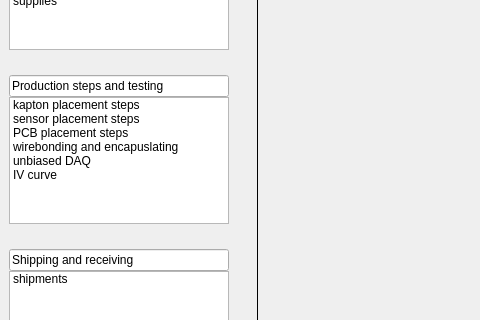
The window that main_ui/mainwindow.ui (IncandelaLab/SharedUI) describes before a commit, drawn with Qt 5; both pictures show x 0 to 480 and y 136 to 456 of the 1366 by 858 pixel window.
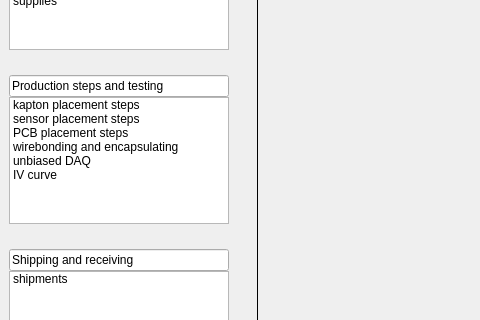
The same window after the commit.

Commit message: Implement working wirebonding page

What changed in the file:
```diff
--- a/main_ui/mainwindow.ui
+++ b/main_ui/mainwindow.ui
@@ -130,7 +130,7 @@
           </item>
           <item>
            <property name="text">
-            <string>wirebonding and encapuslating</string>
+            <string>wirebonding and encapsulating</string>
            </property>
           </item>
           <item>
```
The commit also changes 13 other files.
